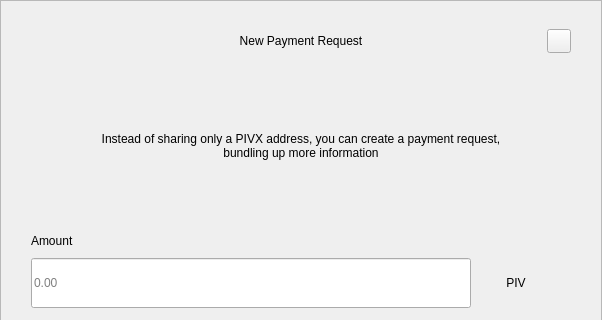
Before: the Qt Designer form src/qt/mk2x/forms/requestdialog.ui in mk2crypto/MK2, drawn with Qt 5; both pictures show x 0 to 602 and y 0 to 320 of the 602 by 607 pixel window.
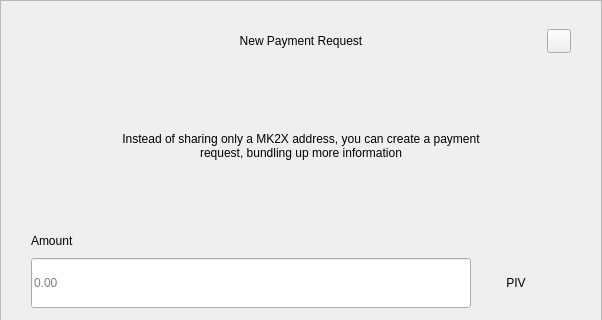
After: the same form once the commit is applied.

Patch:
```diff
--- a/src/qt/mk2x/forms/requestdialog.ui
+++ b/src/qt/mk2x/forms/requestdialog.ui
@@ -210,7 +210,7 @@
              </size>
             </property>
             <property name="text">
-             <string>Instead of sharing only a PIVX address, you can create a payment request, bundling up more information</string>
+             <string>Instead of sharing only a MK2X address, you can create a payment request, bundling up more information</string>
             </property>
             <property name="alignment">
              <set>Qt::AlignCenter</set>
```
